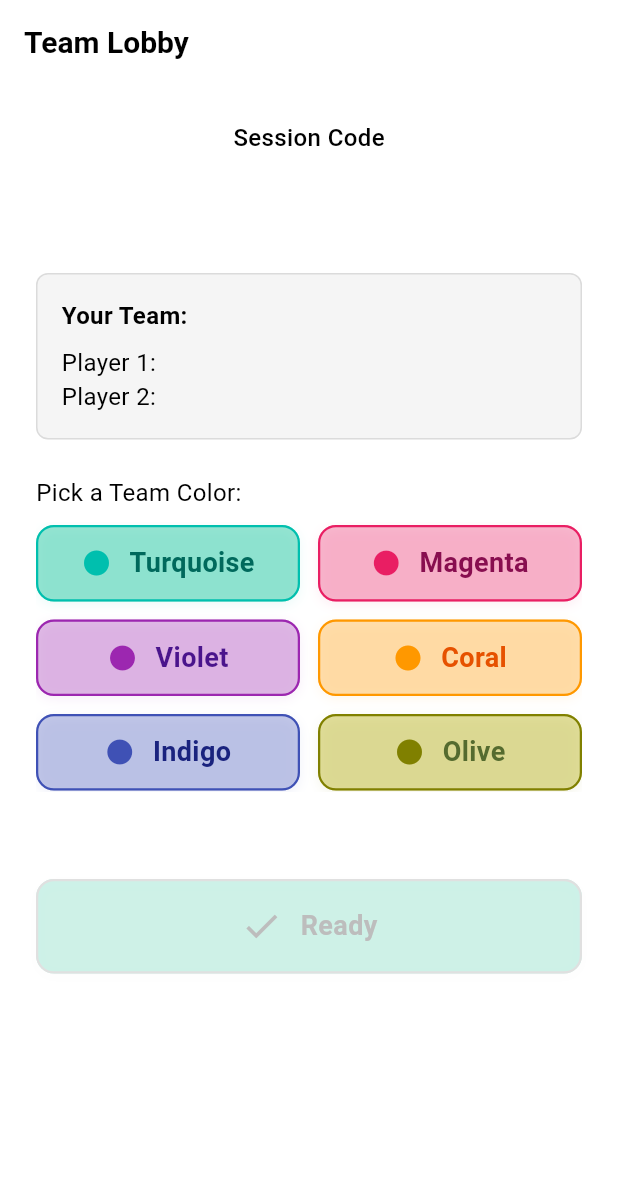
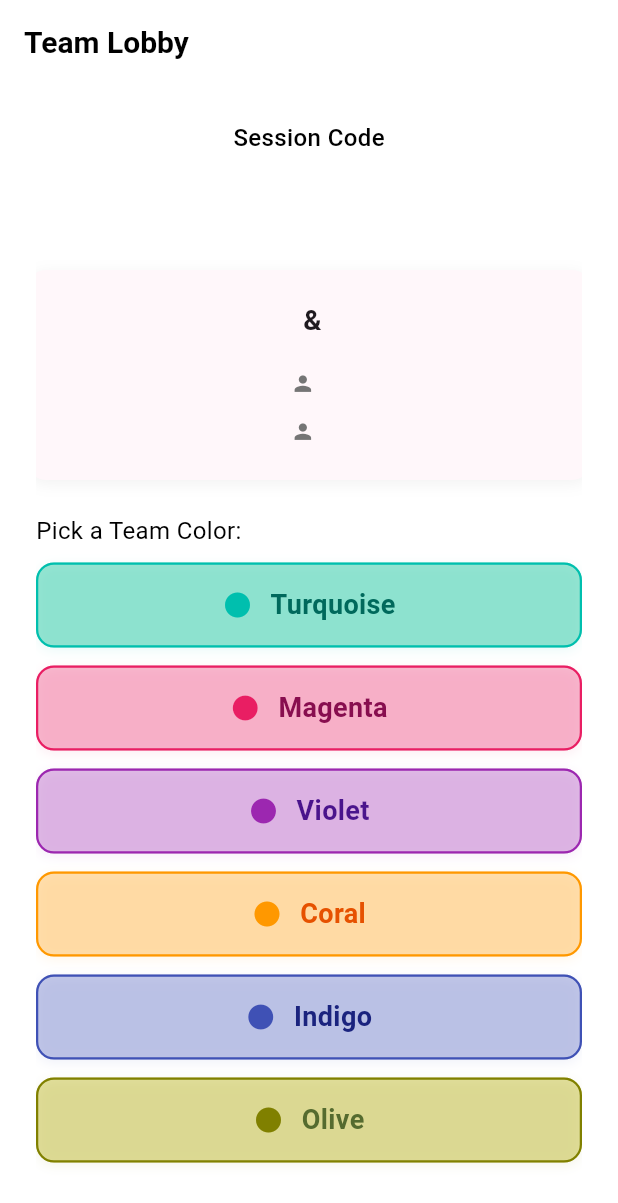
Before and after one commit to luqmaany/frequency, a Flutter app: the OnlineTeamLobbyScreen screen opened directly with empty values, on a phone screen of 412 x 824 dp. Shown: the top 1203 px of the screen. Run offline on Flutter 3.47's test engine with Material 3 defaults, Android fonts, the phone set to English and light mode, and no system bars; our stand-ins replace animated_text_kit, cloud_firestore, confetti, firebase_core, flutter_card_swiper, flutter_riverpod and 1 more; accounts and stored records are empty.

Commit message:
Add animation support and enhance team display in OnlineTeamLobbyScreen
Introduce an AnimationController and associated animations to the OnlineTeamLobbyScreen for improved visual feedback during team color selection. Replace the static team information display with an animated builder for a more dynamic user experience. Additionally, update the layout of the team color selection grid for better usability.

```diff
--- a/lib/screens/online_team_lobby_screen.dart
+++ b/lib/screens/online_team_lobby_screen.dart
@@ -30,7 +30,8 @@ class OnlineTeamLobbyScreen extends ConsumerStatefulWidget {
       _OnlineTeamLobbyScreenState();
 }
 
-class _OnlineTeamLobbyScreenState extends ConsumerState<OnlineTeamLobbyScreen> {
+class _OnlineTeamLobbyScreenState extends ConsumerState<OnlineTeamLobbyScreen>
+    with TickerProviderStateMixin {
   late TextEditingController _teamNameController;
   late TextEditingController _player1Controller;
   late TextEditingController _player2Controller;
@@ -38,6 +39,8 @@ class _OnlineTeamLobbyScreenState extends ConsumerState<OnlineTeamLobbyScreen> {
   bool _ready = false;
   bool _updating = false;
   late Future<String> _deviceIdFuture;
+  late AnimationController _animationController;
+  late Animation<double> _animation;
 
   @override
   void initState() {
@@ -47,6 +50,16 @@ class _OnlineTeamLobbyScreenState extends ConsumerState<OnlineTeamLobbyScreen> {
     _player2Controller = TextEditingController(text: widget.player2Name);
     _selectedColorIndex = null;
     _deviceIdFuture = StorageService.getDeviceId();
+
+    // Initialize animation controller
+    _animationController = AnimationController(
+      duration: const Duration(milliseconds: 300),
+      vsync: this,
+    );
+    _animation = Tween<double>(begin: 0.0, end: 1.0).animate(
+      CurvedAnimation(parent: _animationController, curve: Curves.easeInOut),
+    );
+    _animationController.forward();
   }
 
   @override
@@ -54,6 +67,7 @@ class _OnlineTeamLobbyScreenState extends ConsumerState<OnlineTeamLobbyScreen> {
     _teamNameController.dispose();
     _player1Controller.dispose();
     _player2Controller.dispose();
+    _animationController.dispose();
     _removeTeamFromFirestore();
     super.dispose();
   }
@@ -87,6 +101,8 @@ class _OnlineTeamLobbyScreenState extends ConsumerState<OnlineTeamLobbyScreen> {
     setState(() {
       _selectedColorIndex = index;
     });
+    // Trigger animation when color changes
+    _animationController.forward(from: 0);
     await _updateTeamInfo();
   }
 
@@ -285,47 +301,116 @@ class _OnlineTeamLobbyScreenState extends ConsumerState<OnlineTeamLobbyScreen> {
                         ),
                         const SizedBox(height: 32),
                         // Team info display (read-only)
-                        Container(
-                          padding: const EdgeInsets.all(16),
+                        AnimatedBuilder(
+                          animation: _animation,
+                          builder: (context, child) {
+                            final scale = 1.0 + (_animation.value * 0.03);
+                            return Transform.scale(
+                              scale: scale,
+                              child: Container(
+                                padding: const EdgeInsets.all(20),
                                 decoration: BoxDecoration(
-                            color: Colors.grey.withOpacity(0.1),
-                            borderRadius: BorderRadius.circular(8),
-                            border:
-                                Border.all(color: Colors.grey.withOpacity(0.3)),
+                                  color: _selectedColorIndex != null
+                                      ? teamColors[_selectedColorIndex!].background
+                                      : Theme.of(context).colorScheme.surface,
+                                  borderRadius: BorderRadius.circular(12),
+                                  border: _selectedColorIndex != null
+                                      ? Border.all(
+                                          color: teamColors[_selectedColorIndex!].border,
+                                          width: 2,
+                                        )
+                                      : null,
+                                  boxShadow: [
+                                    BoxShadow(
+                                      color: _selectedColorIndex != null
+                                          ? teamColors[_selectedColorIndex!].border.withOpacity(0.2)
+                                          : Colors.black.withOpacity(0.05),
+                                      blurRadius: 8,
+                                      offset: const Offset(0, 2),
+                                    ),
+                                  ],
                                 ),
                                 child: Column(
-                            crossAxisAlignment: CrossAxisAlignment.start,
+                                  crossAxisAlignment: CrossAxisAlignment.center,
                                   children: [
-                              const Text(
-                                'Your Team:',
+                                    Text(
+                                      widget.teamName.isNotEmpty
+                                          ? widget.teamName
+                                          : '${widget.player1Name} & ${widget.player2Name}',
+                                      style: TextStyle(
+                                        fontSize: 18,
+                                        fontWeight: FontWeight.w600,
+                                        color: _selectedColorIndex != null
+                                            ? teamColors[_selectedColorIndex!].text
+                                            : Theme.of(context).colorScheme.onSurface,
+                                      ),
+                                      textAlign: TextAlign.center,
+                                    ),
+                                    const SizedBox(height: 16),
+                                    Row(
+                                      mainAxisAlignment: MainAxisAlignment.center,
+                                      children: [
+                                        Icon(
+                                          Icons.person,
+                                          size: 16,
+                                          color: _selectedColorIndex != null
+                                              ? teamColors[_selectedColorIndex!].text.withOpacity(0.8)
+                                              : Colors.grey[600],
+                                        ),
+                                        const SizedBox(width: 8),
+                                        Text(
+                                          widget.player1Name,
                                           style: TextStyle(
                                             fontSize: 16,
-                                  fontWeight: FontWeight.w600,
+                                            color: _selectedColorIndex != null
+                                                ? teamColors[_selectedColorIndex!].text
+                                                : null,
                                           ),
                                         ),
-                              const SizedBox(height: 8),
-                              Text('Player 1: ${widget.player1Name}'),
-                              Text('Player 2: ${widget.player2Name}'),
-                              if (widget.teamName.isNotEmpty)
-                                Text('Team: ${widget.teamName}'),
                                       ],
                                     ),
+                                    const SizedBox(height: 8),
+                                    Row(
+                                      mainAxisAlignment: MainAxisAlignment.center,
+                                      children: [
+                                        Icon(
+                                          Icons.person,
+                                          size: 16,
+                                          color: _selectedColorIndex != null
+                                              ? teamColors[_selectedColorIndex!].text.withOpacity(0.8)
+                                              : Colors.grey[600],
+                                        ),
+                                        const SizedBox(width: 8),
+                                        Text(
+                                          widget.player2Name,
+                                          style: TextStyle(
+                                            fontSize: 16,
+                                            color: _selectedColorIndex != null
+                                                ? teamColors[_selectedColorIndex!].text
+                                                : null,
+                                          ),
+                                        ),
+                                      ],
+                                    ),
+                                  ],
+                                ),
+                              ),
+                            );
+                          },
                         ),
                         const SizedBox(height: 24),
                         const Text('Pick a Team Color:',
                             style: TextStyle(fontSize: 16)),
                         const SizedBox(height: 8),
-                        SizedBox(
-                          height: 180,
-                          child: GridView.builder(
-                            scrollDirection: Axis.vertical,
+                        GridView.builder(
+                          shrinkWrap: true,
                           physics: const NeverScrollableScrollPhysics(),
                           gridDelegate:
                               const SliverGridDelegateWithFixedCrossAxisCount(
-                              crossAxisCount: 2,
-                              crossAxisSpacing: 12,
+                            crossAxisCount: 1,
+                            crossAxisSpacing: 0,
                             mainAxisSpacing: 8,
-                              childAspectRatio: 3.2,
+                            childAspectRatio: 6.0,
                           ),
                           itemCount: teamColors.length,
                           itemBuilder: (context, i) {
@@ -354,7 +439,6 @@ class _OnlineTeamLobbyScreenState extends ConsumerState<OnlineTeamLobbyScreen> {
                                   vertical: 8, horizontal: 10),
                             );
                           },
-                          ),
                         ),
                         const SizedBox(height: 24),
                         if (teams.isNotEmpty) ...[
```
Also changed, not shown: flutter_05.png (added). Lines whose indentation alone changed are shown as unchanged.
